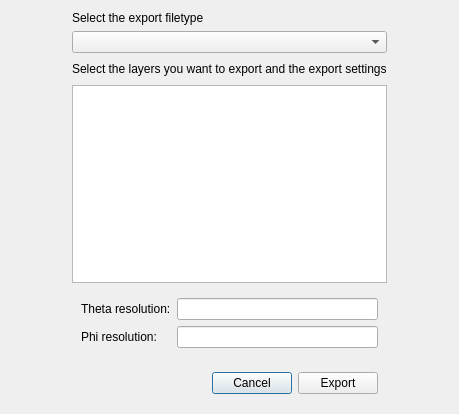
First picture: the form in glue_ar/export_scatter.ui, repository glue-viz/glue-ar, before the edit.
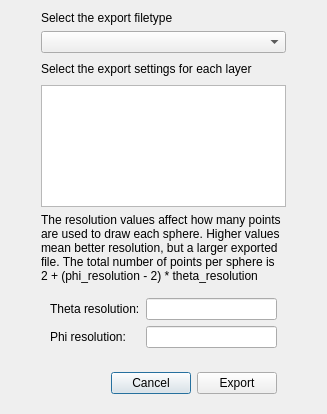
Second picture: the form after the edit.

Commit message: Tweaks to dialog and change src path in model-viewer HTML.

The edit to the form file:
```diff
--- a/glue_ar/export_scatter.ui
+++ b/glue_ar/export_scatter.ui
@@ -6,7 +6,7 @@
    <rect>
     <x>0</x>
     <y>0</y>
-    <width>459</width>
+    <width>327</width>
     <height>414</height>
    </rect>
   </property>
@@ -14,33 +14,47 @@
    <string>Export 3D Scatter</string>
   </property>
   <layout class="QGridLayout" name="gridLayout" columnstretch="0,0,0">
-   <item row="2" column="0">
-    <spacer name="horizontalSpacer">
+   <item row="0" column="1">
+    <widget class="QLabel" name="label">
+     <property name="text">
+      <string>Select the export filetype</string>
+     </property>
+    </widget>
+   </item>
+   <item row="7" column="1">
+    <widget class="QWidget" name="widget_2" native="true">
+     <layout class="QHBoxLayout" name="horizontalLayout">
+      <item>
+       <spacer name="horizontalSpacer_3">
      <property name="orientation">
       <enum>Qt::Horizontal</enum>
      </property>
      <property name="sizeHint" stdset="0">
       <size>
-       <width>38</width>
+          <width>40</width>
        <height>20</height>
       </size>
      </property>
     </spacer>
    </item>
-   <item row="2" column="2">
-    <spacer name="horizontalSpacer_2">
-     <property name="orientation">
-      <enum>Qt::Horizontal</enum>
-     </property>
-     <property name="sizeHint" stdset="0">
-      <size>
-       <width>33</width>
-       <height>20</height>
-      </size>
-     </property>
-    </spacer>
-   </item>
-   <item row="5" column="1">
+      <item>
+       <widget class="QPushButton" name="button_cancel">
+        <property name="text">
+         <string>Cancel</string>
+        </property>
+       </widget>
+      </item>
+      <item>
+       <widget class="QPushButton" name="button_ok">
+        <property name="text">
+         <string>Export</string>
+        </property>
+       </widget>
+      </item>
+     </layout>
+    </widget>
+   </item>
+   <item row="6" column="1">
     <widget class="QWidget" name="widget" native="true">
      <layout class="QGridLayout" name="gridLayout_2">
       <item row="0" column="0">
@@ -66,31 +80,63 @@
      </layout>
     </widget>
    </item>
-   <item row="2" column="1">
-    <widget class="QLabel" name="label_message">
-     <property name="text">
-      <string>Select the layers you want to export and the export settings</string>
+   <item row="2" column="2">
+    <spacer name="horizontalSpacer_2">
+     <property name="orientation">
+      <enum>Qt::Horizontal</enum>
      </property>
-    </widget>
+     <property name="sizeHint" stdset="0">
+      <size>
+       <width>33</width>
+       <height>20</height>
+      </size>
+     </property>
+    </spacer>
    </item>
    <item row="4" column="1">
     <widget class="QListWidget" name="listsel_layer"/>
    </item>
-   <item row="0" column="1">
-    <widget class="QLabel" name="label">
-     <property name="text">
-      <string>Select the export filetype</string>
+   <item row="2" column="0">
+    <spacer name="horizontalSpacer">
+     <property name="orientation">
+      <enum>Qt::Horizontal</enum>
      </property>
-    </widget>
+     <property name="sizeHint" stdset="0">
+      <size>
+       <width>38</width>
+       <height>20</height>
+      </size>
+     </property>
+    </spacer>
    </item>
    <item row="1" column="1">
     <widget class="QComboBox" name="combosel_filetype"/>
    </item>
-   <item row="6" column="1">
-    <widget class="QWidget" name="widget_2" native="true">
-     <layout class="QHBoxLayout" name="horizontalLayout">
-      <item>
-       <spacer name="horizontalSpacer_3">
+   <item row="2" column="1">
+    <widget class="QLabel" name="label_message">
+     <property name="text">
+      <string>Select the export settings for each layer</string>
+     </property>
+    </widget>
+   </item>
+   <item row="5" column="1">
+    <widget class="QLabel" name="label_2">
+     <property name="sizePolicy">
+      <sizepolicy hsizetype="Preferred" vsizetype="MinimumExpanding">
+       <horstretch>0</horstretch>
+       <verstretch>0</verstretch>
+      </sizepolicy>
+     </property>
+     <property name="text">
+      <string>&lt;html&gt;&lt;head/&gt;&lt;body&gt;The resolution values affect how many points are used to draw each sphere. Higher values mean better resolution, but a larger exported file. The total number of points per sphere is &lt;div&gt;2 + (phi_resolution - 2) * theta_resolution&lt;/div&gt;&lt;/body&gt;&lt;/html&gt;</string>
+     </property>
+     <property name="wordWrap">
+      <bool>true</bool>
+     </property>
+    </widget>
+   </item>
+   <item row="5" column="0">
+    <spacer name="horizontalSpacer_4">
         <property name="orientation">
          <enum>Qt::Horizontal</enum>
         </property>
@@ -102,22 +148,18 @@
         </property>
        </spacer>
       </item>
-      <item>
-       <widget class="QPushButton" name="button_cancel">
-        <property name="text">
-         <string>Cancel</string>
-        </property>
-       </widget>
-      </item>
-      <item>
-       <widget class="QPushButton" name="button_ok">
-        <property name="text">
-         <string>Export</string>
-        </property>
-       </widget>
-      </item>
-     </layout>
-    </widget>
+   <item row="5" column="2">
+    <spacer name="horizontalSpacer_5">
+     <property name="orientation">
+      <enum>Qt::Horizontal</enum>
+     </property>
+     <property name="sizeHint" stdset="0">
+      <size>
+       <width>40</width>
+       <height>20</height>
+      </size>
+     </property>
+    </spacer>
    </item>
   </layout>
  </widget>
```
Lines whose indentation alone changed are shown as unchanged. The commit also changes 1 other file.
